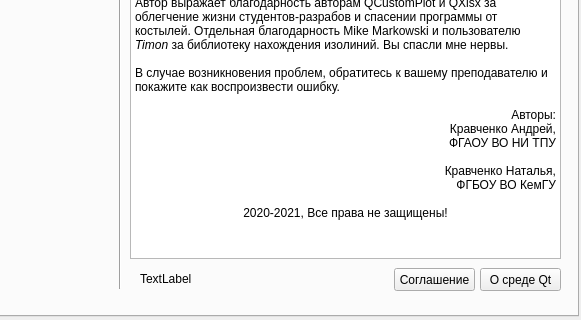
This is ui/mainwindow.ui in small23/QGraphViewer as Qt 5 draws it before an edit; both pictures show x 114 to 695 and y 158 to 478 of the 695 by 478 pixel window. The edited form follows.
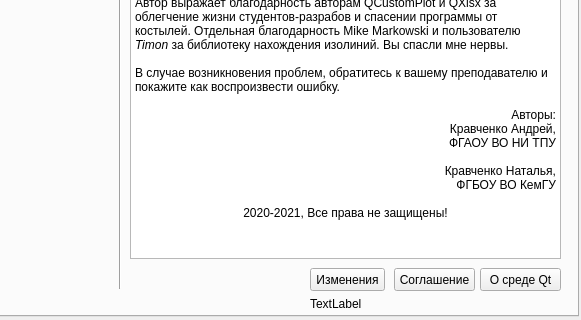
This is the edited form. The open tabs and pages were chosen to show the change.

What changed in the file:
```diff
--- a/ui/mainwindow.ui
+++ b/ui/mainwindow.ui
@@ -4831,10 +4831,10 @@
      <widget class="QLabel" name="tab4CompileDate">
       <property name="geometry">
        <rect>
-        <x>250</x>
-        <y>400</y>
+        <x>420</x>
+        <y>420</y>
         <width>251</width>
-        <height>21</height>
+        <height>31</height>
        </rect>
       </property>
       <property name="text">
@@ -4867,6 +4867,19 @@
        <string>Соглашение</string>
       </property>
      </widget>
+     <widget class="QPushButton" name="tab4ChangelogButton">
+      <property name="geometry">
+       <rect>
+        <x>420</x>
+        <y>400</y>
+        <width>75</width>
+        <height>23</height>
+       </rect>
+      </property>
+      <property name="text">
+       <string>Изменения</string>
+      </property>
+     </widget>
     </widget>
    </widget>
   </widget>
```
Left out of the diff: 4 changed lines with no effect on the pictures.
